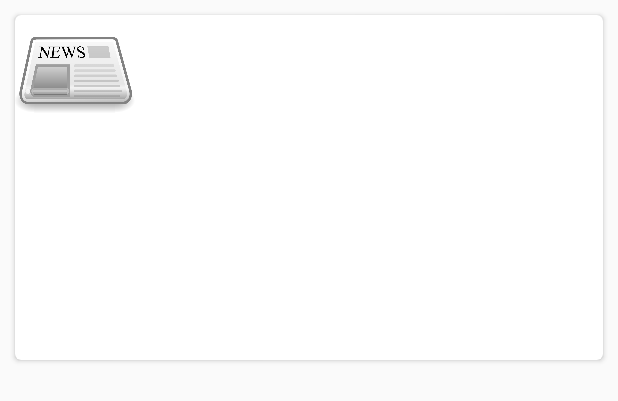
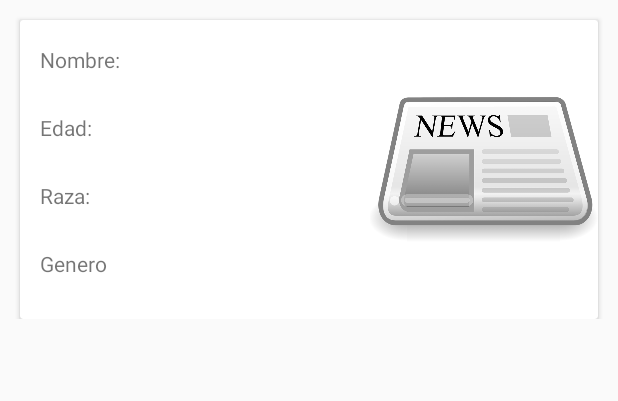
Before and after one commit to Arciga/FaunaSegura, an Android app: the layout item_lista_notificaciones.xml on its own in the app's theme, with its tools: preview values and no code run, on a phone screen of 412 x 824 dp. Shown: the top 401 px of the screen. Run offline under Robolectric (Android 15) with nearby library versions, the phone set to English and light mode, and no system bars.

```diff
--- a/app/src/main/java/com/example/nachox/faunasegura/AdaptadorNotificaciones.java
+++ b/app/src/main/java/com/example/nachox/faunasegura/AdaptadorNotificaciones.java
@@ -37,7 +37,7 @@ public class AdaptadorNotificaciones extends RecyclerView.Adapter<AdaptadorNotif
             raza = (TextView) v.findViewById(R.id.razacard);
             genero = (TextView) v.findViewById(R.id.generocard);
             edad = (TextView) v.findViewById(R.id.edadcard);
-            imageView =  (ImageView) v.findViewById(R.id.iv_image);
+           imageView =  (ImageView) v.findViewById(R.id.iv_image);
             //v.setOnClickListener(this);
         }
 
@@ -64,9 +64,9 @@ public class AdaptadorNotificaciones extends RecyclerView.Adapter<AdaptadorNotif
     public void onBindViewHolder(MyViewHolder holder, int position) {
 
         holder.nombre.setText(mDataset[position]);
+
         holder.raza.setText(mDataset[position]);
-        holder.genero.setText(mDataset[position]);
-        holder.edad.setText(mDataset[position]);
+
 
     }
 
--- a/app/src/main/res/layout/item_lista_notificaciones.xml
+++ b/app/src/main/res/layout/item_lista_notificaciones.xml
@@ -2,87 +2,162 @@
 <RelativeLayout xmlns:android="http://schemas.android.com/apk/res/android"
     xmlns:app="http://schemas.android.com/apk/res-auto"
     android:layout_width="match_parent"
-    android:layout_height="250dp">
+    android:layout_height="wrap_content"
+    android:padding="3dp">
 
     <android.support.v7.widget.CardView xmlns:card_view="http://schemas.android.com/apk/res-auto"
         android:id="@+id/card_view"
         android:layout_width="match_parent"
-        android:layout_height="250dp"
-        android:layout_margin="10dp"
-        card_view:cardCornerRadius="4dp"
-        card_view:elevation="14dp">
-
-        <RelativeLayout
-            android:layout_width="match_parent"
-            android:layout_height="match_parent">
-
-            <ImageView
-                android:id="@+id/iv_image"
-                android:layout_width="80dp"
-                android:layout_height="80dp"
-                android:src="@drawable/noticia2"/>
-
-            <LinearLayout
-                android:layout_width="match_parent"
-                android:layout_height="match_parent"
-                android:layout_alignParentStart="true"
-                android:layout_alignParentTop="true"
-                android:gravity="bottom"
-                android:orientation="horizontal"
-                android:padding="10dp">
+        android:layout_height="wrap_content"
+        android:layout_marginLeft="10dp"
+        android:layout_marginRight="10dp"
+        android:layout_marginTop="10dp"
+        card_view:elevation="22dp">
 
         <LinearLayout
             android:layout_width="match_parent"
             android:layout_height="match_parent"
             android:gravity="center"
+            android:orientation="horizontal">
+
+            <RelativeLayout
+                android:layout_width="233dp"
+                android:layout_height="199dp">
+
+                <LinearLayout
+                    android:layout_width="match_parent"
+                    android:layout_height="wrap_content"
                     android:orientation="vertical"
-                    android:padding="20dp"
+                    android:weightSum="1">
+
+                    <LinearLayout
+                        android:layout_width="match_parent"
+                        android:layout_height="45dp"
+                        android:orientation="horizontal"
                         android:weightSum="1">
 
                         <TextView
-                        android:id="@+id/nombrecard"
-                        android:layout_width="195dp"
-                        android:layout_height="wrap_content" />
-
-                    <TextView
-                        android:id="@+id/razacard"
-                        android:layout_width="259dp"
-                        android:layout_height="30dp"
+                            android:id="@+id/textView22"
+                            android:layout_width="69dp"
+                            android:layout_height="wrap_content"
                             android:layout_alignParentTop="true"
                             android:layout_marginStart="13dp"
                             android:layout_marginTop="11dp"
                             android:layout_toEndOf="@+id/iv_image"
-                        android:gravity="center"
+                            android:text="Nombre:"
+                            android:textSize="14sp" />
+
+                        <TextView
+                            android:id="@+id/nombrecard"
+                            android:layout_width="126dp"
+                            android:layout_height="wrap_content"
+                            android:layout_alignParentTop="true"
+                            android:layout_marginStart="13dp"
+                            android:layout_marginTop="11dp"
+                            android:layout_toEndOf="@+id/iv_image"
+                            android:padding="5dp"
+                            android:textSize="14sp" />
+                    </LinearLayout>
+
+                    <LinearLayout
+                        android:layout_width="match_parent"
+                        android:layout_height="45dp"
+                        android:orientation="horizontal"
+                        android:weightSum="1">
+
+                        <TextView
+                            android:id="@+id/textView22"
+                            android:layout_width="69dp"
+                            android:layout_height="wrap_content"
+                            android:layout_alignParentTop="true"
+                            android:layout_marginStart="13dp"
+                            android:layout_marginTop="11dp"
+                            android:layout_toEndOf="@+id/iv_image"
+                            android:text="Edad:"
+                            android:textSize="14sp" />
+
+                        <TextView
+                            android:id="@+id/edadcard"
+                            android:layout_width="126dp"
+                            android:layout_height="wrap_content"
+                            android:layout_alignParentTop="true"
+                            android:layout_marginStart="13dp"
+                            android:layout_marginTop="11dp"
+                            android:layout_toEndOf="@+id/iv_image"
+                            android:padding="5dp"
+                            android:textSize="14sp" />
+                    </LinearLayout>
+
+                    <LinearLayout
+                        android:layout_width="match_parent"
+                        android:layout_height="45dp"
+                        android:orientation="horizontal"
+                        android:weightSum="1">
+
+                        <TextView
+                            android:id="@+id/textView22"
+                            android:layout_width="69dp"
+                            android:layout_height="wrap_content"
+                            android:layout_alignParentTop="true"
+                            android:layout_marginStart="13dp"
+                            android:layout_marginTop="11dp"
+                            android:layout_toEndOf="@+id/iv_image"
+                            android:text="Raza:"
+                            android:textSize="14sp" />
+
+                        <TextView
+                            android:id="@+id/razacard"
+                            android:layout_width="126dp"
+                            android:layout_height="wrap_content"
+                            android:layout_alignParentTop="true"
+                            android:layout_marginStart="13dp"
+                            android:layout_marginTop="11dp"
+                            android:layout_toEndOf="@+id/iv_image"
+                            android:padding="5dp"
+                            android:textSize="14sp" />
+                    </LinearLayout>
+
+                    <LinearLayout
+                        android:layout_width="match_parent"
+                        android:layout_height="45dp"
+                        android:orientation="horizontal"
+                        android:weightSum="1">
+
+                        <TextView
+                            android:id="@+id/textView22"
+                            android:layout_width="69dp"
+                            android:layout_height="wrap_content"
+                            android:layout_alignParentTop="true"
+                            android:layout_marginStart="13dp"
+                            android:layout_marginTop="11dp"
+                            android:layout_toEndOf="@+id/iv_image"
+                            android:text="Genero"
                             android:textSize="14sp" />
 
                         <TextView
                             android:id="@+id/generocard"
-                        android:layout_width="match_parent"
-                        android:layout_height="30dp"
+                            android:layout_width="126dp"
+                            android:layout_height="wrap_content"
                             android:layout_alignParentTop="true"
                             android:layout_marginStart="13dp"
                             android:layout_marginTop="11dp"
                             android:layout_toEndOf="@+id/iv_image"
-                        android:layout_weight="0.05"
-                        android:gravity="center"
-                        android:textSize="14sp" />
-
-                    <TextView
-                        android:id="@+id/edadcard"
-                        android:layout_width="match_parent"
-                        android:layout_height="30dp"
-                        android:layout_alignParentTop="true"
-                        android:layout_marginStart="13dp"
-                        android:layout_marginTop="11dp"
-                        android:layout_toEndOf="@+id/iv_image"
-                        android:layout_weight="0.05"
-                        android:gravity="center"
+                            android:padding="5dp"
                             android:textSize="14sp" />
                     </LinearLayout>
                 </LinearLayout>
 
 
             </RelativeLayout>
+
+            <ImageView
+                android:id="@+id/imageView10"
+                android:layout_width="100dp"
+                android:layout_height="131dp"
+                android:layout_weight="1.04"
+                android:src="@drawable/noticia2" />
+        </LinearLayout>
+
     </android.support.v7.widget.CardView>
 
 </RelativeLayout>
```
Also changed, not shown: app/src/main/java/com/example/nachox/faunasegura/AdaptadorNoticiasbac.java (deleted, +0 -60 lines), app/src/main/java/com/example/nachox/faunasegura/AdaptadorNotifi.java (added, +69 -0 lines), app/src/main/java/com/example/nachox/faunasegura/FragmentoNotificaciones.java (+13 -205 lines), app/src/main/java/com/example/nachox/faunasegura/Notificaciones.java (+26 -6 lines), 8 other files. Lines whose indentation alone changed are shown as unchanged.
